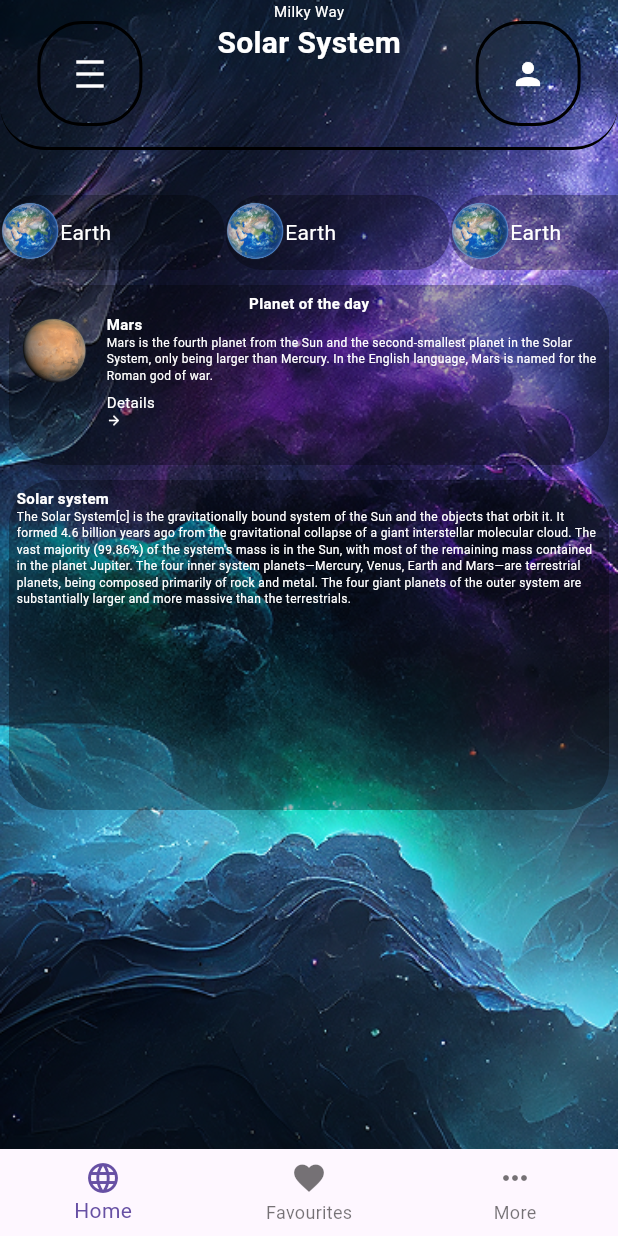
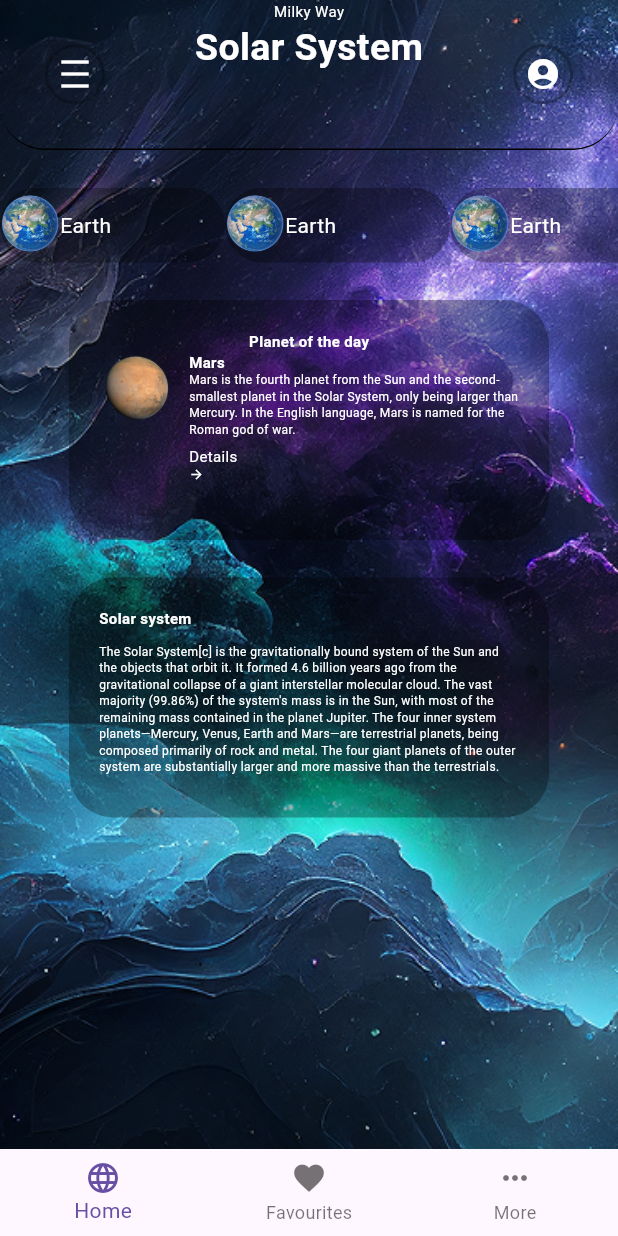
Before and after one commit to akhilapg/Space-App, a Flutter app: the HomeScreen screen opened directly, on a phone screen of 412 x 824 dp. Run offline on Flutter 3.47's test engine with Material 3 defaults, Android fonts, the phone set to English and light mode, and no system bars.

Commit message:
homescreen edited

```diff
--- a/lib/screens/home_screen.dart
+++ b/lib/screens/home_screen.dart
@@ -23,13 +23,14 @@ class HomeScreen extends StatelessWidget {
           preferredSize: Size.fromHeight(100),
           child: AppBar(
             flexibleSpace: Container(
+              // color: Colors.black.withOpacity(0.5),
               decoration: BoxDecoration(
                 borderRadius: BorderRadius.only(
                   bottomLeft: Radius.circular(30),
                   bottomRight: Radius.circular(30),
                 ),
                 border: Border(
-                  bottom: BorderSide(color: Colors.black, width: 2.0),
+                  bottom: BorderSide(color: Colors.black, width: 1.0),
                 ),
               ),
               child: Row(
@@ -37,12 +38,12 @@ class HomeScreen extends StatelessWidget {
                 children: [
                   Container(
                     // margin: EdgeInsets.only(left: 40, top: 30),
-                    width: 70,
-                    height: 70,
+                    width: 40,
+                    height: 40,
                     decoration: BoxDecoration(
                       borderRadius: BorderRadius.all(Radius.circular(30)),
                       color: Colors.transparent,
-                      border: Border.all(color: Colors.black, width: 2.0),
+                      border: Border.all(color: Colors.black26, width: 2.0),
                     ),
                     child: Icon(Icons.density_medium, color: Colors.white),
                   ),
@@ -56,7 +57,7 @@ class HomeScreen extends StatelessWidget {
                         "Solar System",
                         style: TextStyle(
                           color: Colors.white,
-                          fontSize: 20,
+                          fontSize: 25,
                           fontWeight: FontWeight.bold,
                         ),
                       ),
@@ -64,14 +65,14 @@ class HomeScreen extends StatelessWidget {
                   ),
                   Container(
                     // margin: EdgeInsets.only(left: 20, top: 30),
-                    width: 70,
-                    height: 70,
+                    width: 40,
+                    height: 40,
                     decoration: BoxDecoration(
                       borderRadius: BorderRadius.all(Radius.circular(30)),
                       color: Colors.transparent,
-                      border: Border.all(color: Colors.black, width: 2.0),
+                      border: Border.all(color: Colors.black26, width: 2.0),
                     ),
-                    child: Icon(Icons.person, color: Colors.white),
+                    child: Icon(Icons.account_circle, color: Colors.white),
                   ),
                 ],
               ),
@@ -83,7 +84,7 @@ class HomeScreen extends StatelessWidget {
         ),
         body: Column(
           children: [
-            SizedBox(height: 30),
+            SizedBox(height: 25),
             SizedBox(
               width: double.infinity,
               height: 50,
@@ -201,11 +202,11 @@ class HomeScreen extends StatelessWidget {
                 ],
               ),
             ),
-            SizedBox(height: 10),
+            SizedBox(height: 25),
             Container(
-              padding: EdgeInsets.all(5.0),
-              width: 400,
-              height: 120,
+              padding: EdgeInsets.all(20.0),
+              width: 320,
+              height: 160,
               decoration: BoxDecoration(
                 borderRadius: BorderRadius.circular(30),
                 color: Colors.black.withOpacity(0.3),
@@ -281,16 +282,17 @@ class HomeScreen extends StatelessWidget {
                 ],
               ),
             ),
-            SizedBox(height: 10),
+            SizedBox(height: 25),
             Container(
-              padding: EdgeInsets.all(5.0),
-              width: 400,
-              height: 220,
+              padding: EdgeInsets.all(20.0),
+              width: 320,
+              height: 160,
               decoration: BoxDecoration(
                 borderRadius: BorderRadius.circular(30),
                 color: Colors.black.withOpacity(0.3),
               ),
               child: Column(
+                // mainAxisAlignment: MainAxisAlignment.spaceAround,
                 crossAxisAlignment: CrossAxisAlignment.start,
                 children: [
                   Text(
@@ -301,6 +303,7 @@ class HomeScreen extends StatelessWidget {
                       color: Colors.white,
                     ),
                   ),
+                  SizedBox(height: 10,),
                   // Row(
                   //   children: [
                   Text(
```
